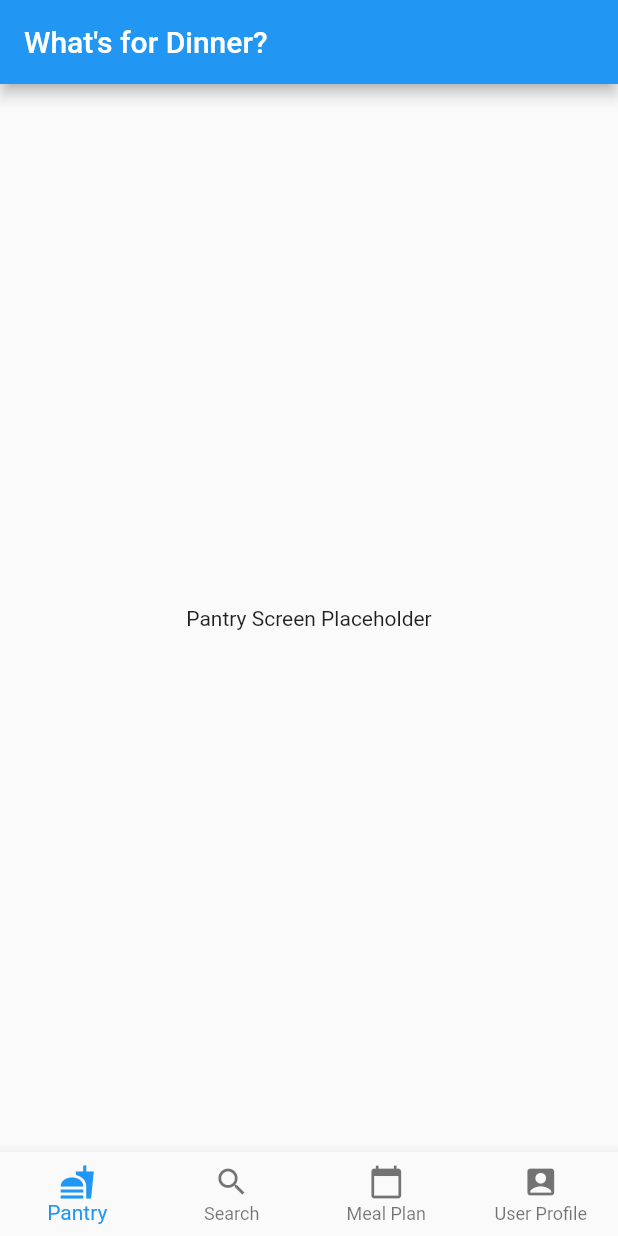
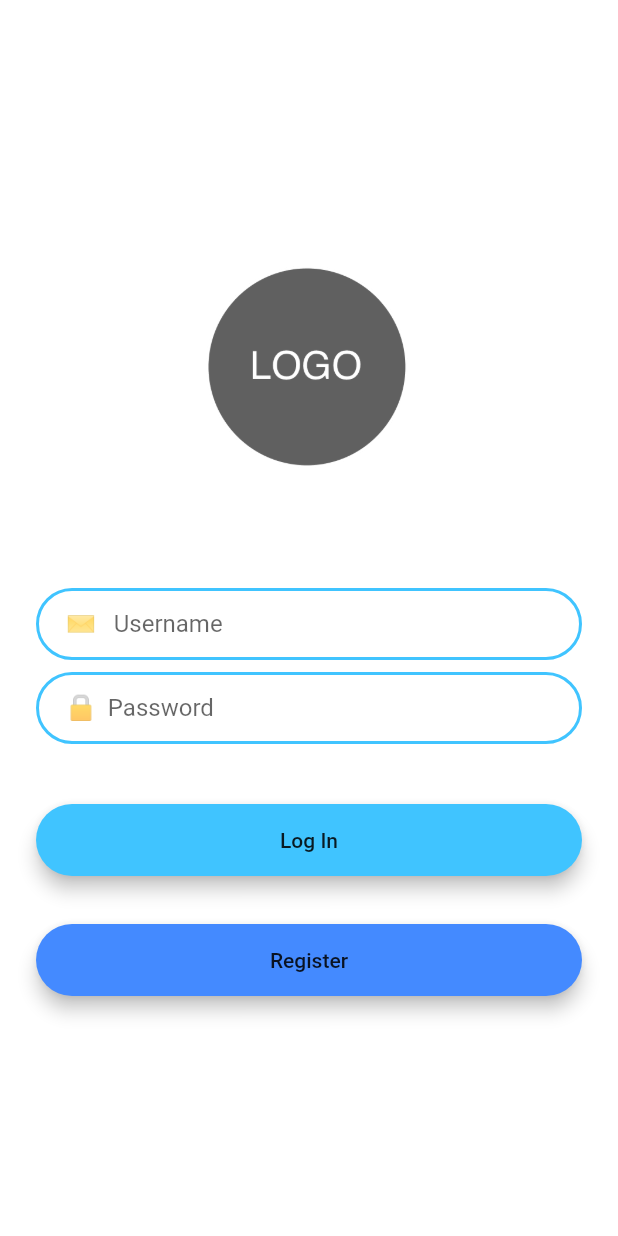
Before and after one commit to JoJaJones/Whats-For-Dinner, a Flutter app: the screen it shows after launch, on a phone screen of 412 x 824 dp. Run offline on Flutter 3.47's test engine with Material 2 defaults, Android fonts, the phone set to English and light mode, and no system bars.

Commit message:
Add Login and Registration UI

```diff
--- a/lib/main.dart
+++ b/lib/main.dart
@@ -1,14 +1,13 @@
 import 'package:flutter/material.dart';
 import 'package:whats_for_dinner/nav.dart';
+import 'package:whats_for_dinner/screens/login_screen.dart';
 
 void main() {
   runApp(App());
 }
 
 class App extends StatelessWidget {
-  static final routes = {
-
-  };
+  static final routes = {};
   @override
   Widget build(BuildContext context) {
     return MaterialApp(
@@ -17,7 +16,11 @@ class App extends StatelessWidget {
         primarySwatch: Colors.blue,
         visualDensity: VisualDensity.adaptivePlatformDensity,
       ),
-      home: Nav()
+      initialRoute: LoginScreen.id,
+      routes: {
+        LoginScreen.id: (context) => LoginScreen(),
+        Nav.id: (context) => Nav(),
+      },
     );
   }
 }
--- a/lib/nav.dart
+++ b/lib/nav.dart
@@ -1,10 +1,11 @@
 import 'package:flutter/material.dart';
-import 'package:whats_for_dinner/pantry_screen.dart';
-import 'package:whats_for_dinner/search_screen.dart';
-import 'package:whats_for_dinner/planner_screen.dart';
-import 'package:whats_for_dinner/profile_screen.dart';
+import 'package:whats_for_dinner/screens/pantry_screen.dart';
+import 'package:whats_for_dinner/screens/planner_screen.dart';
+import 'package:whats_for_dinner/screens/profile_screen.dart';
+import 'package:whats_for_dinner/screens/search_screen.dart';
 
 class Nav extends StatefulWidget {
+  static const String id = 'nav_screens';
   @override
   _NavState createState() => _NavState();
 }
@@ -56,8 +57,6 @@ class _NavState extends State<Nav> {
           ],
           currentIndex: _selectedScreen,
           onTap: _onNavTap,
-      )
-
-    );
+        ));
   }
 }
--- /dev/null
+++ b/lib/screens/login_screen.dart
@@ -0,0 +1,104 @@
+import 'package:flutter/material.dart';
+
+class LoginScreen extends StatelessWidget {
+  static const String id = 'login_screen';
+
+  @override
+  Widget build(BuildContext context) {
+    return Scaffold(
+      backgroundColor: Colors.white,
+      body: Padding(
+        padding: EdgeInsets.symmetric(horizontal: 24.0),
+        child: Column(
+          mainAxisAlignment: MainAxisAlignment.center,
+          crossAxisAlignment: CrossAxisAlignment.stretch,
+          children: <Widget>[
+            Container(
+                height: 200.0,
+                child: Image.asset('images/logo-placeholder-image.png')),
+            SizedBox(
+              height: 48.0,
+            ),
+            TextField(
+              onChanged: (value) {
+                // Do something with user input
+              },
+              decoration: InputDecoration(
+                hintText: '✉   Username',
+                contentPadding:
+                    EdgeInsets.symmetric(vertical: 10.0, horizontal: 20.0),
+                border: OutlineInputBorder(
+                    borderRadius: BorderRadius.all(Radius.circular(32.0))),
+                enabledBorder: OutlineInputBorder(
+                  borderSide:
+                      BorderSide(color: Colors.lightBlueAccent, width: 2.0),
+                  borderRadius: BorderRadius.all(Radius.circular(32.0)),
+                ),
+              ),
+            ),
+            SizedBox(
+              height: 8.0,
+            ),
+            TextField(
+              onChanged: (value) {
+                //Do something with the user input.
+              },
+              decoration: InputDecoration(
+                hintText: '🔒  Password',
+                contentPadding:
+                    EdgeInsets.symmetric(vertical: 10.0, horizontal: 20.0),
+                border: OutlineInputBorder(
+                  borderRadius: BorderRadius.all(Radius.circular(32.0)),
+                ),
+                enabledBorder: OutlineInputBorder(
+                  borderSide:
+                      BorderSide(color: Colors.lightBlueAccent, width: 2.0),
+                  borderRadius: BorderRadius.all(Radius.circular(32.0)),
+                ),
+              ),
+            ),
+            SizedBox(
+              height: 24.0,
+            ),
+            Padding(
+              padding: EdgeInsets.symmetric(vertical: 16.0),
+              child: Material(
+                color: Colors.lightBlueAccent,
+                borderRadius: BorderRadius.all(Radius.circular(30.0)),
+                elevation: 5.0,
+                child: MaterialButton(
+                  onPressed: () {
+                    //Implement login functionality.
+                  },
+                  minWidth: 200.0,
+                  height: 42.0,
+                  child: Text(
+                    'Log In',
+                  ),
+                ),
+              ),
+            ),
+            Padding(
+              padding: EdgeInsets.symmetric(vertical: 16.0),
+              child: Material(
+                color: Colors.blueAccent,
+                borderRadius: BorderRadius.all(Radius.circular(30.0)),
+                elevation: 5.0,
+                child: MaterialButton(
+                  onPressed: () {
+                    //Implement login functionality.
+                  },
+                  minWidth: 200.0,
+                  height: 42.0,
+                  child: Text(
+                    'Register',
+                  ),
+                ),
+              ),
+            ),
+          ],
+        ),
+      ),
+    );
+  }
+}
--- a/pubspec.yaml
+++ b/pubspec.yaml
@@ -50,6 +50,8 @@ flutter:
   # assets:
   #   - images/a_dot_burr.jpeg
   #   - images/a_dot_ham.jpeg
+  assets:
+    - images/
 
   # An image asset can refer to one or more resolution-specific "variants", see
   # https://flutter.dev/assets-and-images/#resolution-aware.
```
Also changed, not shown: images/logo-placeholder-image.png (added), lib/screens/pantry_screen.dart (renamed from lib/pantry_screen.dart), lib/screens/planner_screen.dart (renamed from lib/planner_screen.dart), lib/screens/profile_screen.dart (renamed from lib/profile_screen.dart), lib/screens/search_screen.dart (renamed from lib/search_screen.dart). Lines whose indentation alone changed are shown as unchanged.
